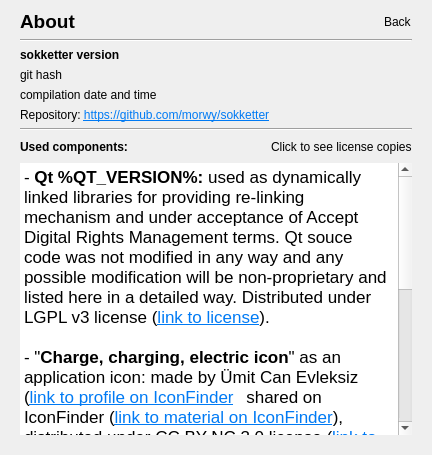
Qt form sokketter-ui/sources/mainwindow.ui (morwy/sokketter) before a commit.
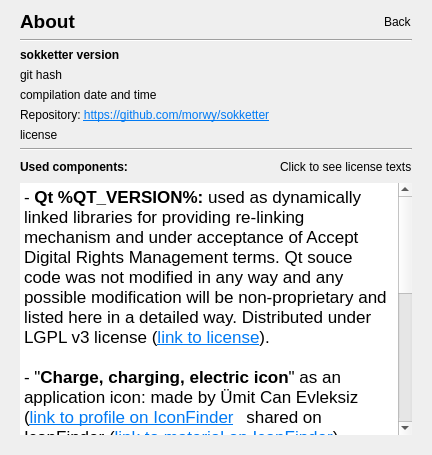
The same form after that commit. The open tabs and pages were chosen to show the change. Custom widgets are drawn as their Qt base class.

Commit message: fix: added more license info.

The edit to the form file:
```diff
--- a/sokketter-ui/sources/mainwindow.ui
+++ b/sokketter-ui/sources/mainwindow.ui
@@ -173,6 +173,13 @@
              </property>
             </widget>
            </item>
+           <item>
+            <widget class="QLabel" name="about_own_license_label">
+             <property name="text">
+              <string>license</string>
+             </property>
+            </widget>
+           </item>
            <item>
             <widget class="Line" name="line_4">
              <property name="orientation">
@@ -223,7 +230,7 @@
               <item>
                <widget class="ButtonLabel" name="about_license_label">
                 <property name="text">
-                 <string>Click to see license copies</string>
+                 <string>Click to see license texts</string>
                 </property>
                </widget>
               </item>
```
The commit also changes 1 other file.
